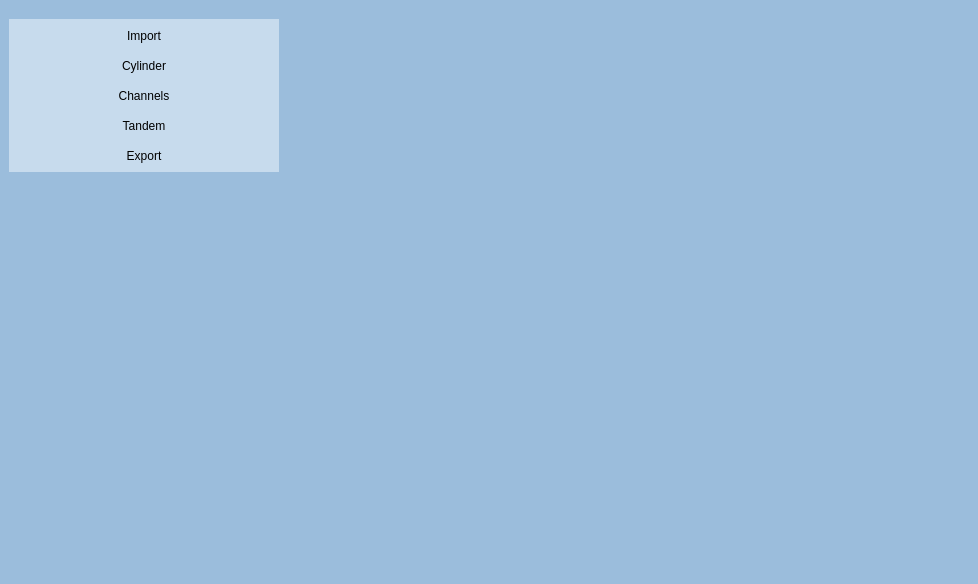
Old version of the form src/windows/ui/main_window.ui in the repository brachify/brachify.
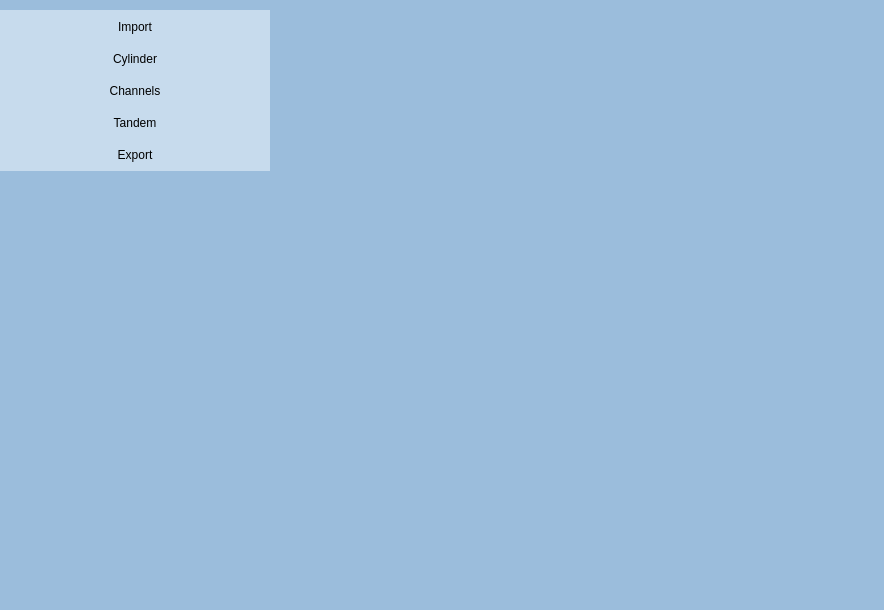
New version of the form. The open tabs and pages were chosen to show the change. Icons and pictures are not drawn.

The edit to the form file:
```diff
--- a/src/windows/ui/main_window.ui
+++ b/src/windows/ui/main_window.ui
@@ -6,8 +6,8 @@
    <rect>
     <x>0</x>
     <y>0</y>
-    <width>978</width>
-    <height>584</height>
+    <width>884</width>
+    <height>610</height>
    </rect>
   </property>
   <property name="windowTitle">
@@ -22,7 +22,79 @@
   </property>
   <widget class="QWidget" name="centralwidget">
    <layout class="QGridLayout" name="gridLayout_2">
+    <property name="leftMargin">
+     <number>0</number>
+    </property>
+    <property name="topMargin">
+     <number>10</number>
+    </property>
+    <property name="rightMargin">
+     <number>10</number>
+    </property>
+    <property name="bottomMargin">
+     <number>5</number>
+    </property>
+    <property name="spacing">
+     <number>0</number>
+    </property>
+    <item row="0" column="1">
+     <layout class="QVBoxLayout" name="verticalLayout_2">
+      <property name="spacing">
+       <number>0</number>
+      </property>
+      <property name="leftMargin">
+       <number>0</number>
+      </property>
+      <property name="bottomMargin">
+       <number>5</number>
+      </property>
+      <item>
+       <widget class="QWidget" name="display_view_widget" native="true">
+        <property name="minimumSize">
+         <size>
+          <width>600</width>
+          <height>585</height>
+         </size>
+        </property>
+        <property name="maximumSize">
+         <size>
+          <width>16777215</width>
+          <height>16777215</height>
+         </size>
+        </property>
+        <layout class="QGridLayout" name="gridLayout_3">
+         <property name="leftMargin">
+          <number>0</number>
+         </property>
+         <property name="topMargin">
+          <number>0</number>
+         </property>
+         <property name="rightMargin">
+          <number>0</number>
+         </property>
+         <property name="bottomMargin">
+          <number>0</number>
+         </property>
+        </layout>
+       </widget>
+      </item>
+     </layout>
+    </item>
     <item row="0" column="0">
+     <layout class="QVBoxLayout" name="verticalLayout">
+      <property name="spacing">
+       <number>0</number>
+      </property>
+      <property name="leftMargin">
+       <number>0</number>
+      </property>
+      <property name="topMargin">
+       <number>0</number>
+      </property>
+      <property name="bottomMargin">
+       <number>5</number>
+      </property>
+      <item>
      <widget class="QWidget" name="top_menu_bar" native="true">
       <property name="minimumSize">
        <size>
@@ -32,59 +104,28 @@
       </property>
       <property name="maximumSize">
        <size>
-        <width>16777215</width>
+          <width>271</width>
         <height>180</height>
        </size>
       </property>
-      <widget class="QPushButton" name="btn_export_view">
-       <property name="geometry">
-        <rect>
-         <x>0</x>
-         <y>130</y>
-         <width>270</width>
-         <height>33</height>
-        </rect>
-       </property>
-       <property name="minimumSize">
-        <size>
-         <width>270</width>
-         <height>33</height>
-        </size>
-       </property>
-       <property name="maximumSize">
-        <size>
-         <width>16777215</width>
-         <height>20</height>
-        </size>
-       </property>
-       <property name="styleSheet">
-        <string notr="true">QPushButton {
-	color: rgb(0, 0, 0);
-	background-color: rgb(199, 219, 237);
-	border: 0px solid;
-}
-QPushButton:hover {
-	color: rgb(250,250,250);
-	background-color: rgb(48, 88, 162);
-}
-QPushButton:pressed {
-	color: rgb(250,250,250);
-	background-color: rgb(28, 44, 81);
-}</string>
-       </property>
-       <property name="text">
-        <string>Export</string>
-       </property>
-      </widget>
+        <layout class="QVBoxLayout" name="verticalLayout_31">
+         <property name="spacing">
+          <number>0</number>
+         </property>
+         <property name="leftMargin">
+          <number>0</number>
+         </property>
+         <property name="topMargin">
+          <number>0</number>
+         </property>
+         <property name="rightMargin">
+          <number>0</number>
+         </property>
+         <property name="bottomMargin">
+          <number>20</number>
+         </property>
+         <item>
       <widget class="QPushButton" name="btn_import_view">
-       <property name="geometry">
-        <rect>
-         <x>0</x>
-         <y>10</y>
-         <width>270</width>
-         <height>33</height>
-        </rect>
-       </property>
        <property name="minimumSize">
         <size>
          <width>270</width>
@@ -93,8 +134,8 @@
        </property>
        <property name="maximumSize">
         <size>
-         <width>16777215</width>
-         <height>20</height>
+             <width>270</width>
+             <height>33</height>
         </size>
        </property>
        <property name="styleSheet">
@@ -116,15 +157,9 @@
         <string>Import</string>
        </property>
       </widget>
+         </item>
+         <item>
       <widget class="QPushButton" name="btn_cylinder_view">
-       <property name="geometry">
-        <rect>
-         <x>0</x>
-         <y>40</y>
-         <width>270</width>
-         <height>33</height>
-        </rect>
-       </property>
        <property name="minimumSize">
         <size>
          <width>270</width>
@@ -133,8 +168,8 @@
        </property>
        <property name="maximumSize">
         <size>
-         <width>16777215</width>
-         <height>20</height>
+             <width>270</width>
+             <height>33</height>
         </size>
        </property>
        <property name="styleSheet">
@@ -156,15 +191,9 @@
         <string>Cylinder</string>
        </property>
       </widget>
+         </item>
+         <item>
       <widget class="QPushButton" name="btn_channels_view">
-       <property name="geometry">
-        <rect>
-         <x>0</x>
-         <y>70</y>
-         <width>270</width>
-         <height>33</height>
-        </rect>
-       </property>
        <property name="minimumSize">
         <size>
          <width>270</width>
@@ -173,8 +202,8 @@
        </property>
        <property name="maximumSize">
         <size>
-         <width>16777215</width>
-         <height>20</height>
+             <width>270</width>
+             <height>33</height>
         </size>
        </property>
        <property name="styleSheet">
@@ -196,15 +225,9 @@
         <string>Channels</string>
        </property>
       </widget>
+         </item>
+         <item>
       <widget class="QPushButton" name="btn_tandem_view">
-       <property name="geometry">
-        <rect>
-         <x>0</x>
-         <y>100</y>
-         <width>270</width>
-         <height>33</height>
-        </rect>
-       </property>
        <property name="minimumSize">
         <size>
          <width>270</width>
@@ -213,8 +236,8 @@
        </property>
        <property name="maximumSize">
         <size>
-         <width>16777215</width>
-         <height>20</height>
+             <width>270</width>
+             <height>33</height>
         </size>
        </property>
        <property name="styleSheet">
@@ -236,41 +259,50 @@
         <string>Tandem</string>
        </property>
       </widget>
-     </widget>
-    </item>
-    <item row="1" column="0">
-     <widget class="QWidget" name="left_menu_bar" native="true">
+         </item>
+         <item>
+          <widget class="QPushButton" name="btn_export_view">
       <property name="minimumSize">
        <size>
         <width>270</width>
-        <height>0</height>
+             <height>33</height>
        </size>
       </property>
       <property name="maximumSize">
        <size>
-        <width>250</width>
-        <height>16777215</height>
-       </size>
-      </property>
-      <layout class="QVBoxLayout" name="verticalLayout_2">
-       <property name="leftMargin">
-        <number>0</number>
-       </property>
-       <property name="topMargin">
-        <number>0</number>
-       </property>
-       <property name="rightMargin">
-        <number>0</number>
-       </property>
-       <property name="bottomMargin">
-        <number>0</number>
-       </property>
+             <width>270</width>
+             <height>33</height>
+            </size>
+           </property>
+           <property name="styleSheet">
+            <string notr="true">QPushButton {
+	color: rgb(0, 0, 0);
+	background-color: rgb(199, 219, 237);
+	border: 0px solid;
+}
+QPushButton:hover {
+	color: rgb(250,250,250);
+	background-color: rgb(48, 88, 162);
+}
+QPushButton:pressed {
+	color: rgb(250,250,250);
+	background-color: rgb(28, 44, 81);
+}</string>
+           </property>
+           <property name="text">
+            <string>Export</string>
+           </property>
+          </widget>
+         </item>
+        </layout>
+       </widget>
+      </item>
        <item>
         <widget class="QStackedWidget" name="viewswidget">
          <property name="minimumSize">
           <size>
            <width>100</width>
-           <height>380</height>
+          <height>100</height>
           </size>
          </property>
          <property name="maximumSize">
@@ -302,18 +334,18 @@
           </layout>
          </widget>
          <widget class="QWidget" name="page_cylinder">
-          <layout class="QVBoxLayout" name="verticalLayout">
+         <layout class="QVBoxLayout" name="verticalLayout_33">
            <property name="leftMargin">
-            <number>4</number>
+           <number>0</number>
            </property>
            <property name="topMargin">
-            <number>4</number>
+           <number>0</number>
            </property>
            <property name="rightMargin">
-            <number>4</number>
+           <number>0</number>
            </property>
            <property name="bottomMargin">
-            <number>4</number>
+           <number>0</number>
            </property>
           </layout>
          </widget>
@@ -365,51 +397,6 @@
            </property>
           </layout>
          </widget>
-        </widget>
-       </item>
-      </layout>
-     </widget>
-    </item>
-    <item row="0" column="1" rowspan="2">
-     <layout class="QVBoxLayout" name="verticalLayout_5">
-      <item>
-       <spacer name="verticalSpacer">
-        <property name="orientation">
-         <enum>Qt::Vertical</enum>
-        </property>
-        <property name="sizeType">
-         <enum>QSizePolicy::Fixed</enum>
-        </property>
-        <property name="sizeHint" stdset="0">
-         <size>
-          <width>679</width>
-          <height>10</height>
-         </size>
-        </property>
-       </spacer>
-      </item>
-      <item>
-       <widget class="QWidget" name="display_view_widget" native="true">
-        <property name="minimumSize">
-         <size>
-          <width>600</width>
-          <height>540</height>
-         </size>
-        </property>
-        <layout class="QGridLayout" name="gridLayout_3">
-         <property name="leftMargin">
-          <number>0</number>
-         </property>
-         <property name="topMargin">
-          <number>0</number>
-         </property>
-         <property name="rightMargin">
-          <number>0</number>
-         </property>
-         <property name="bottomMargin">
-          <number>0</number>
-         </property>
-        </layout>
        </widget>
       </item>
      </layout>
```
Left out of the diff: 18 changed lines with no effect on the pictures. Lines whose indentation alone changed are shown as unchanged.
